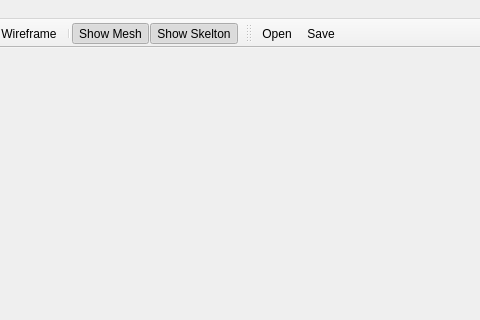
First picture: the form in MIEP/mainwindow.ui, repository ikskuh/acknext, before the edit; both pictures show x 259 to 739 and y 0 to 320 of the 739 by 443 pixel window.
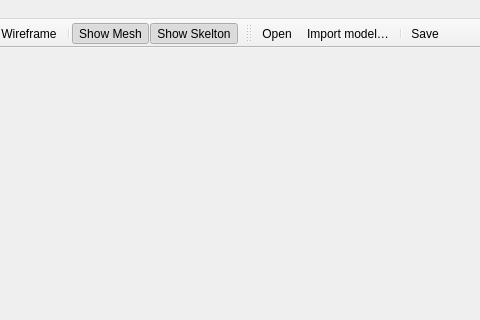
Second picture: the form after the edit. Icons and pictures are not drawn. Custom widgets are drawn as their Qt base class.

Commit message: Adds a lot of serialization stuff, but misses deserialiaztion. MIEP now distinguishes between import (conversion) and open (read via engine).

Diff of the .ui file:
```diff
--- a/MIEP/mainwindow.ui
+++ b/MIEP/mainwindow.ui
@@ -85,6 +85,8 @@
     <bool>false</bool>
    </attribute>
    <addaction name="actionOpen"/>
+   <addaction name="actionImport_model"/>
+   <addaction name="separator"/>
    <addaction name="actionSave"/>
   </widget>
   <action name="actionOpen">
@@ -203,6 +205,18 @@
     <string>Show Skelton</string>
    </property>
   </action>
+  <action name="actionImport_model">
+   <property name="icon">
+    <iconset resource="../resource/ackui.qrc">
+     <normaloff>:/icons/file-import.png</normaloff>:/icons/file-import.png</iconset>
+   </property>
+   <property name="text">
+    <string>Import model…</string>
+   </property>
+   <property name="shortcut">
+    <string>Ctrl+Shift+O</string>
+   </property>
+  </action>
  </widget>
  <layoutdefault spacing="6" margin="11"/>
  <customwidgets>
```
Left out of the diff: 4 changed lines with no effect on the pictures. The commit also changes 20 other files.
